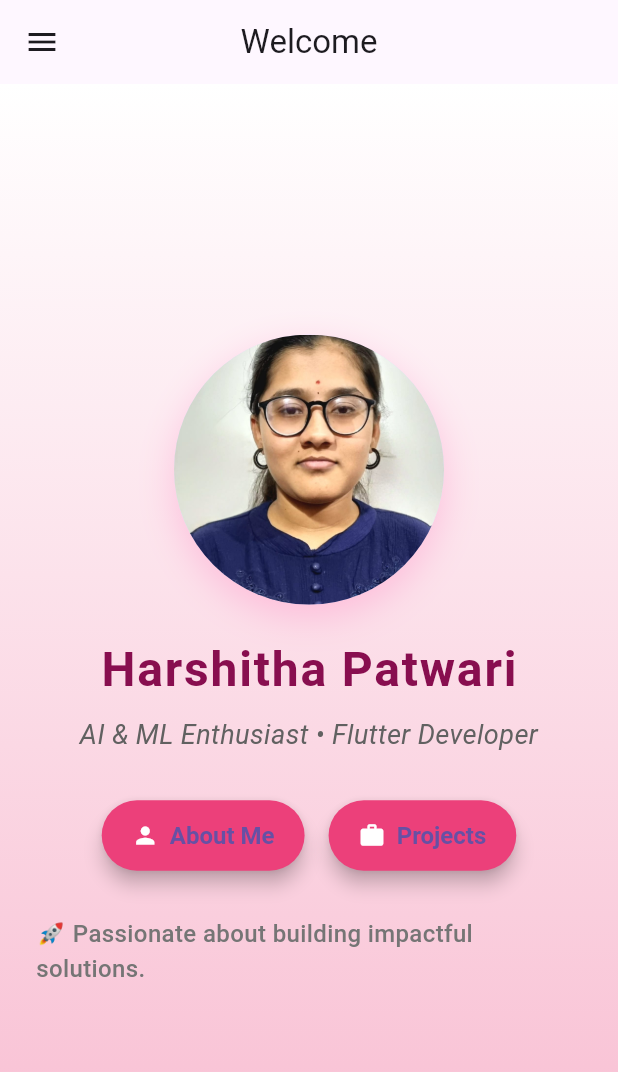
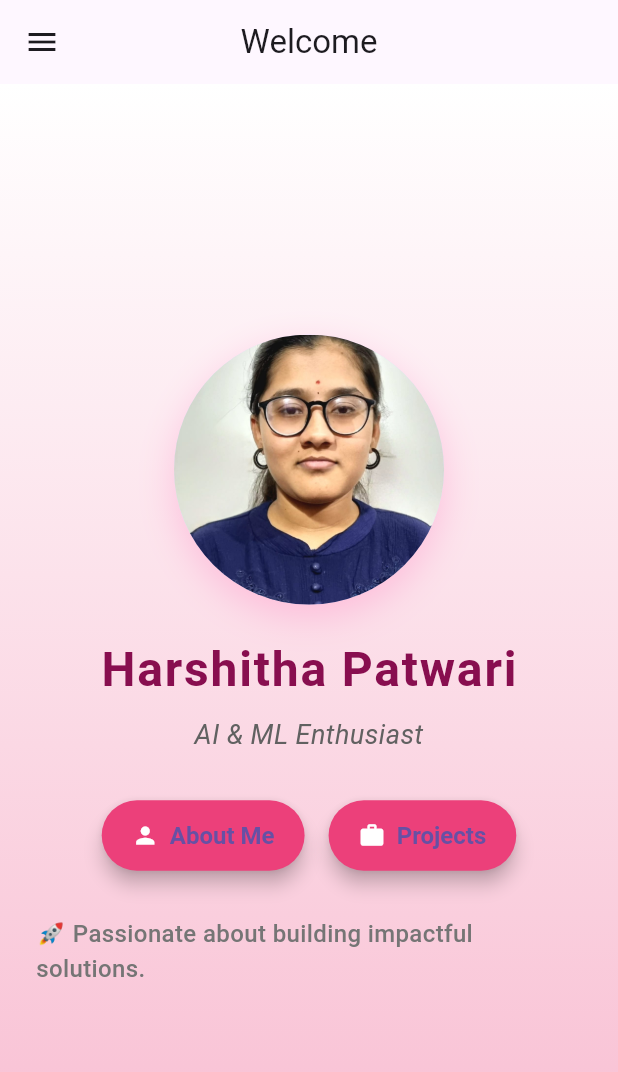
Before and after one commit to Harshu1306/myportfolio, a Flutter app: the screen it shows after launch, on a phone screen of 412 x 824 dp. Shown: the top 1072 px of the screen. Run offline on Flutter 3.47's test engine with Material 3 defaults, Android fonts, the light colour scheme and no system bars.

Commit message:
main.dart changed

```diff
--- a/lib/main.dart
+++ b/lib/main.dart
@@ -114,7 +114,7 @@ class HomePage extends StatelessWidget {
             ),
             const SizedBox(height: 8),
             Text(
-              "AI & ML Enthusiast • Flutter Developer",
+              "AI & ML Enthusiast",
               style: TextStyle(
                 fontSize: 18,
                 color: Colors.grey[700],
```
Also changed, not shown: 35 other files.
